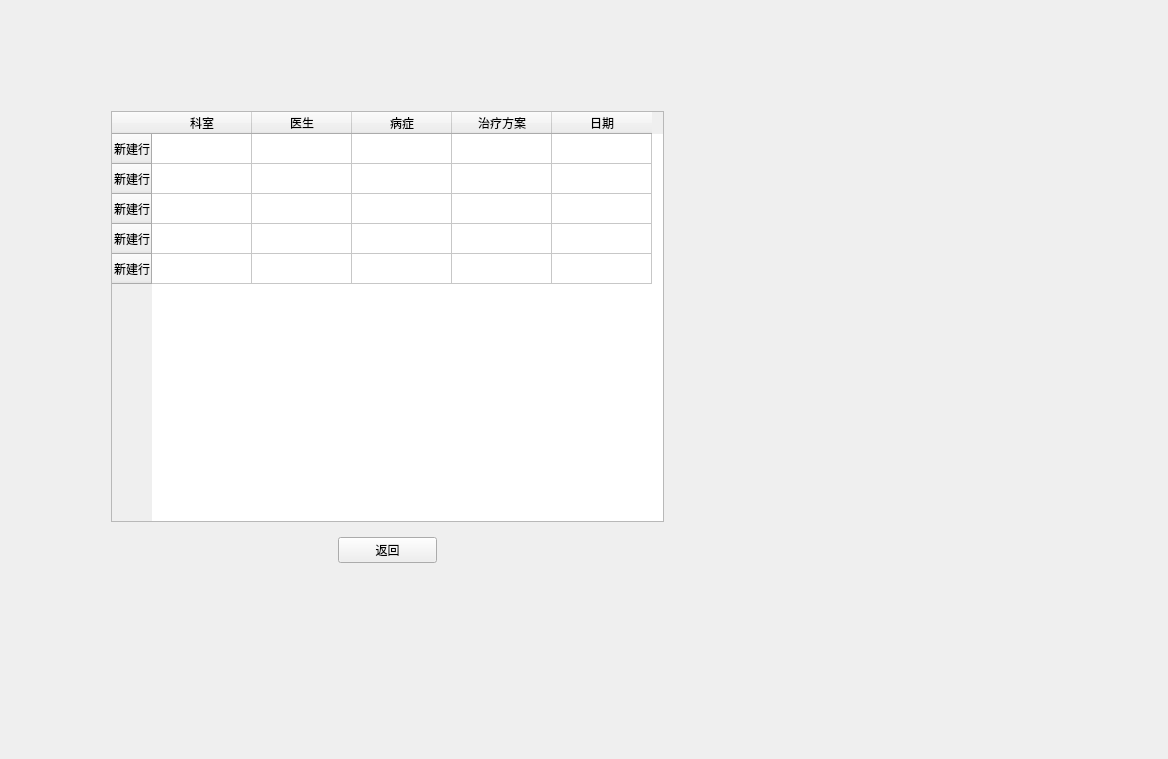
First picture: the form in ui/ViewCase.ui, repository BottleOfErie/SmartHospital, before the edit.
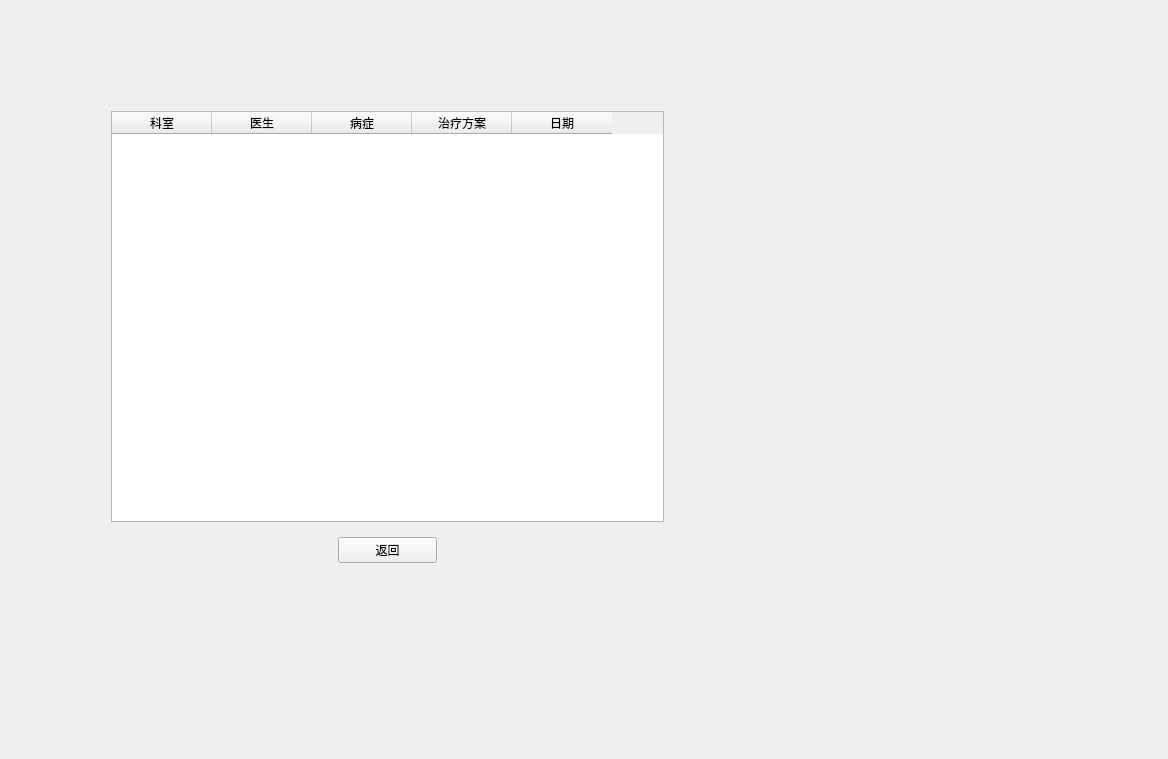
Second picture: the form after the edit. Icons and pictures are not drawn.

Patch:
```diff
--- a/ui/ViewCase.ui
+++ b/ui/ViewCase.ui
@@ -56,31 +56,6 @@
          <attribute name="horizontalHeaderStretchLastSection">
           <bool>false</bool>
          </attribute>
-         <row>
-          <property name="text">
-           <string>新建行</string>
-          </property>
-         </row>
-         <row>
-          <property name="text">
-           <string>新建行</string>
-          </property>
-         </row>
-         <row>
-          <property name="text">
-           <string>新建行</string>
-          </property>
-         </row>
-         <row>
-          <property name="text">
-           <string>新建行</string>
-          </property>
-         </row>
-         <row>
-          <property name="text">
-           <string>新建行</string>
-          </property>
-         </row>
          <column>
           <property name="text">
            <string>科室</string>
```
